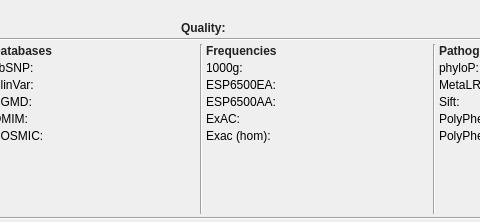
This is src/GSvar/VariantDetailsDockWidget.ui in imgag/ngs-bits as Qt 5 draws it before an edit; both pictures show x 214 to 694 and y 0 to 222 of the 1160 by 222 pixel window. The edited form follows.
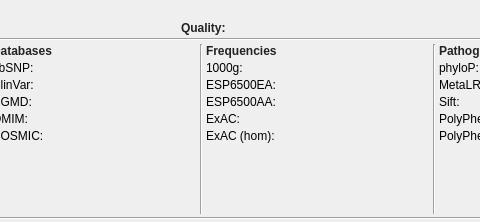
This is the edited form. Icons and pictures are not drawn.

The edit to the form file:
```diff
--- a/src/GSvar/VariantDetailsDockWidget.ui
+++ b/src/GSvar/VariantDetailsDockWidget.ui
@@ -635,7 +635,7 @@
         <item row="5" column="0">
          <widget class="QLabel" name="label_4711">
           <property name="text">
-           <string>Exac (hom):</string>
+           <string>ExAC (hom):</string>
           </property>
          </widget>
         </item>
```
